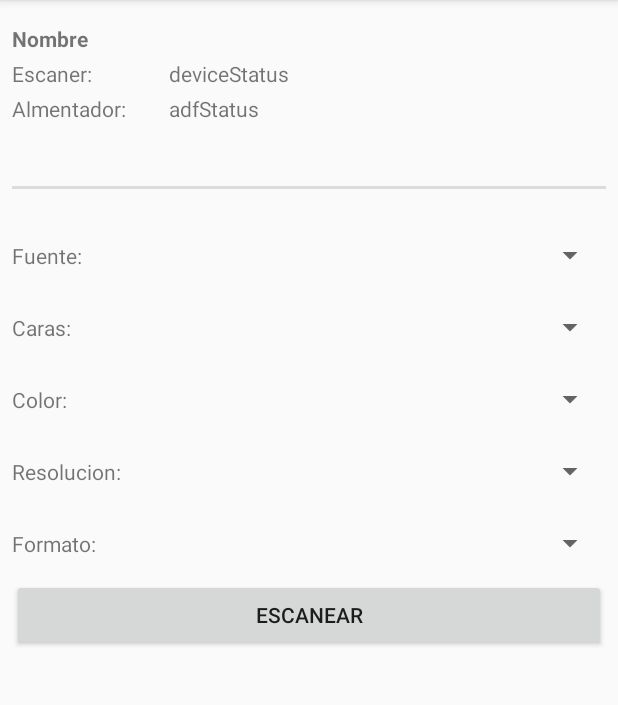
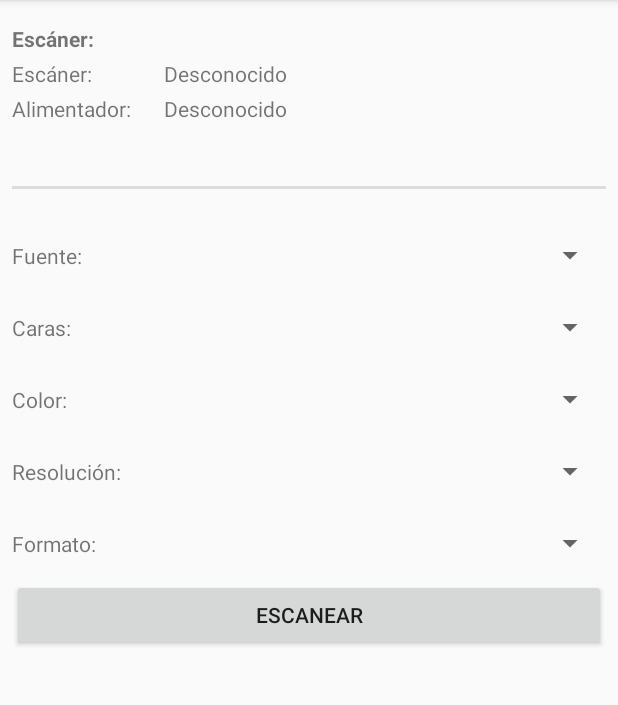
Before and after one commit to Not-Soti/ContactlessPrinterOp, an Android app: the fragment ScanOptFragment placed in its activity, on a phone screen of 412 x 824 dp, the part 84-789 px from its top. Run offline under Robolectric (Android 15) with nearby library versions, the phone set to English and light mode, and no system bars; libraries missing offline, so code that uses them is left out: com.hp.mobile; 6 statements that could not run were skipped.

Commit message:
Añadidas traducciones de la pantalla de opciones de escaneo

```diff
--- a/movil/src/main/res/layout-land/fragment_scan_options.xml
+++ b/movil/src/main/res/layout-land/fragment_scan_options.xml
@@ -2,7 +2,6 @@
 <LinearLayout
     xmlns:android="http://schemas.android.com/apk/res/android"
     xmlns:app="http://schemas.android.com/apk/res-auto"
-    xmlns:tools="http://schemas.android.com/tools"
     android:layout_width="match_parent"
     android:layout_height="match_parent"
     android:orientation="vertical"
@@ -19,7 +18,7 @@
             android:layout_width="match_parent"
             android:layout_height="wrap_content"
             android:layout_marginTop="8dp"
-            android:text="Nombre"
+            android:text="@string/ScanOption_scanner_label"
             app:layout_constraintEnd_toEndOf="parent"
             app:layout_constraintStart_toStartOf="parent"
             app:layout_constraintTop_toTopOf="parent"
@@ -91,7 +90,7 @@
                     android:id="@+id/frag_scan_op_aux1"
                     android:layout_width="wrap_content"
                     android:layout_height="wrap_content"
-                    android:text="Fuente:"
+                    android:text="@string/ScanOption_source_label"
                     app:layout_constraintBottom_toBottomOf="parent"
                     app:layout_constraintStart_toStartOf="parent"
                     app:layout_constraintTop_toTopOf="parent" />
@@ -117,7 +116,7 @@
                     android:id="@+id/frag_scan_op_aux2"
                     android:layout_width="wrap_content"
                     android:layout_height="wrap_content"
-                    android:text="Caras:"
+                    android:text="@string/ScanOption_faces_label"
                     app:layout_constraintBottom_toBottomOf="parent"
                     app:layout_constraintStart_toStartOf="parent"
                     app:layout_constraintTop_toTopOf="parent" />
@@ -142,7 +141,7 @@
                     android:id="@+id/frag_scan_op_aux3"
                     android:layout_width="wrap_content"
                     android:layout_height="wrap_content"
-                    android:text="Color:"
+                    android:text="@string/ScanOption_color_label"
                     app:layout_constraintBottom_toBottomOf="parent"
                     app:layout_constraintStart_toStartOf="parent"
                     app:layout_constraintTop_toTopOf="parent"
@@ -168,7 +167,7 @@
                     android:id="@+id/frag_scan_op_aux4"
                     android:layout_width="wrap_content"
                     android:layout_height="wrap_content"
-                    android:text="Resolucion:"
+                    android:text="@string/ScanOption_resolution_label"
                     app:layout_constraintBottom_toBottomOf="parent"
                     app:layout_constraintStart_toStartOf="parent"
                     app:layout_constraintTop_toTopOf="parent" />
@@ -193,7 +192,7 @@
                     android:id="@+id/frag_scan_op_aux5"
                     android:layout_width="wrap_content"
                     android:layout_height="wrap_content"
-                    android:text="Formato:"
+                    android:text="@string/ScanOption_format_label"
                     app:layout_constraintBottom_toBottomOf="parent"
                     app:layout_constraintStart_toStartOf="parent"
                     app:layout_constraintTop_toTopOf="parent" />
@@ -207,28 +206,11 @@
                     app:layout_constraintTop_toTopOf="parent" />
             </androidx.constraintlayout.widget.ConstraintLayout>
 
-            <LinearLayout
-                android:layout_width="match_parent"
-                android:layout_height="wrap_content"
-                android:orientation="horizontal"
-                android:paddingTop="12dp"
-                android:paddingBottom="12dp">
-
-                <CheckBox
-                    android:id="@+id/frag_scan_op_combineFiles"
-                    android:layout_width="0dp"
-                    android:layout_height="wrap_content"
-                    android:layout_weight="1"
-                    android:text="Combinar archivos"
-                    android:visibility="invisible" />
-
-            </LinearLayout>
-
             <Button
                 android:id="@+id/frag_scan_op_button"
                 android:layout_width="match_parent"
                 android:layout_height="wrap_content"
-                android:text="Escanear" />
+                android:text="@string/ScanOptions_scanButton_label" />
 
         </LinearLayout>
 
--- a/movil/src/main/res/layout/fragment_scan_options.xml
+++ b/movil/src/main/res/layout/fragment_scan_options.xml
@@ -2,7 +2,6 @@
 <LinearLayout
     xmlns:android="http://schemas.android.com/apk/res/android"
     xmlns:app="http://schemas.android.com/apk/res-auto"
-    xmlns:tools="http://schemas.android.com/tools"
     android:layout_width="match_parent"
     android:layout_height="match_parent"
     android:orientation="vertical"
@@ -19,7 +18,7 @@
             android:layout_width="match_parent"
             android:layout_height="wrap_content"
             android:layout_marginTop="8dp"
-            android:text="Nombre"
+            android:text="@string/ScanOption_scanner_label"
             app:layout_constraintEnd_toEndOf="parent"
             app:layout_constraintStart_toStartOf="parent"
             app:layout_constraintTop_toTopOf="parent"
@@ -30,7 +29,7 @@
             android:layout_width="wrap_content"
             android:layout_height="wrap_content"
             android:layout_marginStart="48dp"
-            android:text="deviceStatus"
+            android:text="@string/SCANNER_STATUS_UNKNOWN"
             app:layout_constraintBottom_toBottomOf="@+id/textView2"
             app:layout_constraintStart_toEndOf="@+id/textView2"
             app:layout_constraintTop_toTopOf="@+id/textView2" />
@@ -40,7 +39,7 @@
             android:layout_width="wrap_content"
             android:layout_height="wrap_content"
             android:layout_marginTop="4dp"
-            android:text="Escaner: "
+            android:text="@string/ScanOption_scanner_label"
             app:layout_constraintStart_toStartOf="parent"
             app:layout_constraintTop_toBottomOf="@+id/frag_scan_op_deviceName" />
 
@@ -49,7 +48,7 @@
             android:layout_width="wrap_content"
             android:layout_height="wrap_content"
             android:layout_marginTop="4dp"
-            android:text="Almentador:"
+            android:text="@string/ScanOption_adf_label"
             app:layout_constraintStart_toStartOf="parent"
             app:layout_constraintTop_toBottomOf="@+id/textView2" />
 
@@ -57,7 +56,7 @@
             android:id="@+id/frag_scan_op_adfStatus"
             android:layout_width="wrap_content"
             android:layout_height="wrap_content"
-            android:text="adfStatus"
+            android:text="@string/ADF_STATUS_UNKNOWN"
             app:layout_constraintBottom_toBottomOf="@+id/textView4"
             app:layout_constraintStart_toStartOf="@+id/frag_scan_op_deviceStatus"
             app:layout_constraintTop_toTopOf="@+id/textView4" />
@@ -93,7 +92,7 @@
                     android:id="@+id/frag_scan_op_aux1"
                     android:layout_width="wrap_content"
                     android:layout_height="wrap_content"
-                    android:text="Fuente:"
+                    android:text="@string/ScanOption_source_label"
                     app:layout_constraintBottom_toBottomOf="parent"
                     app:layout_constraintStart_toStartOf="parent"
                     app:layout_constraintTop_toTopOf="parent" />
@@ -119,7 +118,7 @@
                     android:id="@+id/frag_scan_op_aux2"
                     android:layout_width="wrap_content"
                     android:layout_height="wrap_content"
-                    android:text="Caras:"
+                    android:text="@string/ScanOption_faces_label"
                     app:layout_constraintBottom_toBottomOf="parent"
                     app:layout_constraintStart_toStartOf="parent"
                     app:layout_constraintTop_toTopOf="parent" />
@@ -144,7 +143,7 @@
                     android:id="@+id/frag_scan_op_aux3"
                     android:layout_width="wrap_content"
                     android:layout_height="wrap_content"
-                    android:text="Color:"
+                    android:text="@string/ScanOption_color_label"
                     app:layout_constraintBottom_toBottomOf="parent"
                     app:layout_constraintStart_toStartOf="parent"
                     app:layout_constraintTop_toTopOf="parent"
@@ -170,7 +169,7 @@
                     android:id="@+id/frag_scan_op_aux4"
                     android:layout_width="wrap_content"
                     android:layout_height="wrap_content"
-                    android:text="Resolucion:"
+                    android:text="@string/ScanOption_resolution_label"
                     app:layout_constraintBottom_toBottomOf="parent"
                     app:layout_constraintStart_toStartOf="parent"
                     app:layout_constraintTop_toTopOf="parent" />
@@ -195,7 +194,7 @@
                     android:id="@+id/frag_scan_op_aux5"
                     android:layout_width="wrap_content"
                     android:layout_height="wrap_content"
-                    android:text="Formato:"
+                    android:text="@string/ScanOption_format_label"
                     app:layout_constraintBottom_toBottomOf="parent"
                     app:layout_constraintStart_toStartOf="parent"
                     app:layout_constraintTop_toTopOf="parent" />
@@ -209,28 +208,11 @@
                     app:layout_constraintTop_toTopOf="parent" />
             </androidx.constraintlayout.widget.ConstraintLayout>
 
-<!--            <LinearLayout
-                android:layout_width="match_parent"
-                android:layout_height="wrap_content"
-                android:orientation="horizontal"
-                android:paddingTop="12dp"
-                android:paddingBottom="12dp">
-
-                <CheckBox
-                    android:id="@+id/frag_scan_op_combineFiles"
-                    android:layout_width="0dp"
-                    android:layout_height="wrap_content"
-                    android:layout_weight="1"
-                    android:text="Combinar archivos"
-                    android:visibility="invisible" />
-
-            </LinearLayout>-->
-
             <Button
                 android:id="@+id/frag_scan_op_button"
                 android:layout_width="match_parent"
                 android:layout_height="wrap_content"
-                android:text="Escanear" />
+                android:text="@string/ScanOptions_scanButton_label" />
 
         </LinearLayout>
 
--- a/movil/src/main/res/values/strings.xml
+++ b/movil/src/main/res/values/strings.xml
@@ -138,5 +138,11 @@
     <string name="REASON_UNKNOWN">Desconocido</string>
     <string name="fragScanCapabilitiesErrorLabel">No se han podido obtener las características del escáner</string>
     <string name="ScannerLost">Se ha perdido la conexión con el escáner</string>
+    <string name="ScanOption_source_label">Fuente:</string>
+    <string name="ScanOption_faces_label">Caras:</string>
+    <string name="ScanOption_color_label">Color:</string>
+    <string name="ScanOption_resolution_label">Resolución:</string>
+    <string name="ScanOption_format_label">Formato:</string>
+    <string name="ScanOptions_scanButton_label">Escanear</string>
 
 </resources>
```
Also changed, not shown: 1 other file.
